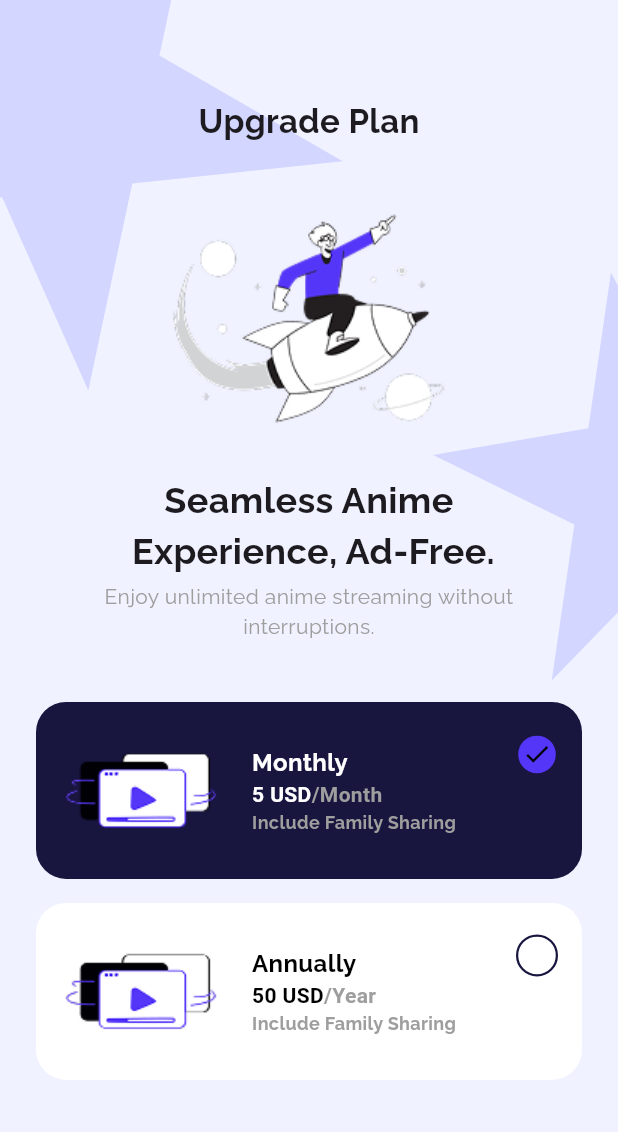
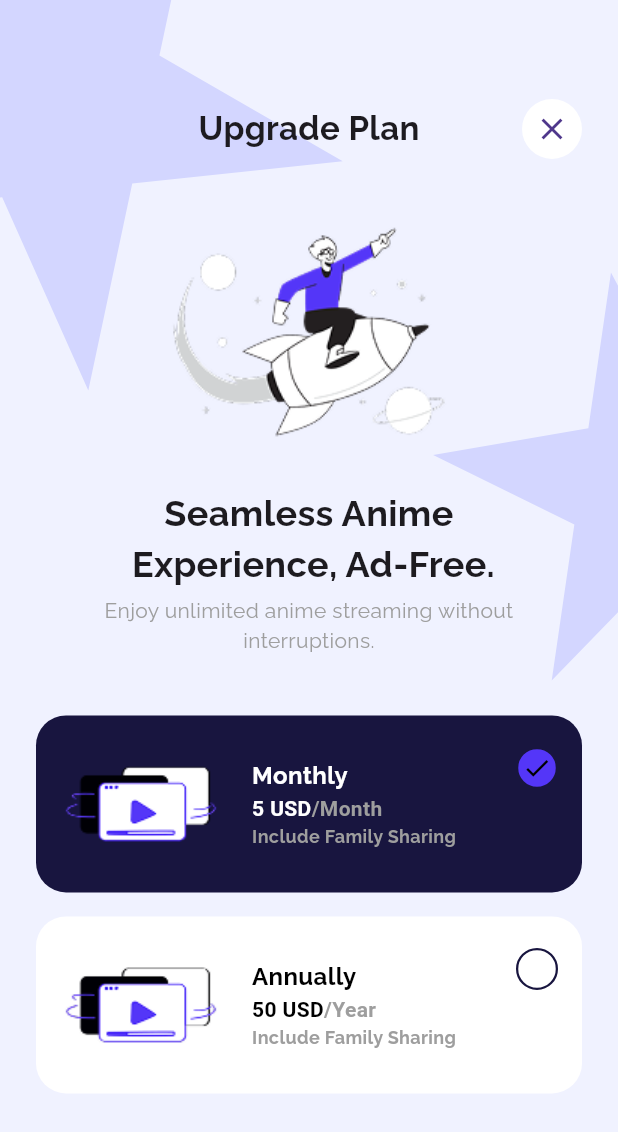
Before and after one commit to AhmedOmran22/clean_arch_week2_ahmed_omran, a Flutter app: the UpgradePlanView screen opened by its route, on a phone screen of 412 x 824 dp. Shown: the top 1132 px of the screen. Run offline on Flutter 3.47's test engine with Material 3 defaults, Android fonts, the phone set to English and light mode, and no system bars; our stand-ins replace dio, flutter_svg, sizer, stylish_bottom_bar.

Commit message:
add close button in update plan view

```diff
--- a/lib/features/upgrade_plan/presentation/views/upgrade_plan_view.dart
+++ b/lib/features/upgrade_plan/presentation/views/upgrade_plan_view.dart
@@ -3,8 +3,7 @@ import 'package:flutter_svg/svg.dart';
 import 'package:sizer/sizer.dart';
 import '../../../../core/utils/app_assets.dart';
 import '../../../../core/utils/app_styles.dart';
-import '../../data/models/upgrade_plan_model.dart';
-import '../widgets/upgrade_plan_item_widget.dart';
+import '../widgets/upgrade_plan_list_view_builder.dart';
 
 class UpgradePlanView extends StatelessWidget {
   const UpgradePlanView({super.key});
@@ -37,7 +36,23 @@ class UpgradePlanView extends StatelessWidget {
                 crossAxisAlignment: CrossAxisAlignment.center,
                 children: [
                   SizedBox(height: 8.h),
-                  Text("Upgrade Plan", style: AppStyles.style22Bold),
+                  Row(
+                    mainAxisAlignment: MainAxisAlignment.spaceBetween,
+                    children: [
+                      const SizedBox(width: 40),
+                      Text("Upgrade Plan", style: AppStyles.style22Bold),
+                      CircleAvatar(
+                        radius: 20,
+                        backgroundColor: Colors.white,
+                        child: InkWell(
+                          onTap: () {
+                            Navigator.pop(context);
+                          },
+                          child: const Icon(Icons.close),
+                        ),
+                      ),
+                    ],
+                  ),
                   const SizedBox(height: 12),
                   Image.asset(AppAssets.imagesUpgradePlan),
                   Text(
@@ -64,36 +79,3 @@ class UpgradePlanView extends StatelessWidget {
     );
   }
 }
-
-class UpgradePlanItemListViewBuilder extends StatefulWidget {
-  const UpgradePlanItemListViewBuilder({super.key});
-
-  @override
-  State<UpgradePlanItemListViewBuilder> createState() =>
-      _UpgradePlanItemListViewBuilderState();
-}
-
-class _UpgradePlanItemListViewBuilderState
-    extends State<UpgradePlanItemListViewBuilder> {
-  int selectedIndex = 0;
-  @override
-  Widget build(BuildContext context) {
-    return ListView.builder(
-      itemCount: UpgradePlanModel.upgradePlanDummyList.length,
-      shrinkWrap: true,
-      itemBuilder: (context, index) {
-        return InkWell(
-          onTap: () {
-            setState(() {
-              selectedIndex = index;
-            });
-          },
-          child: UpgradePlanItemWidget(
-            isSelected: index == selectedIndex,
-            upgradePlanModel: UpgradePlanModel.upgradePlanDummyList[index],
-          ),
-        );
-      },
-    );
-  }
-}
--- /dev/null
+++ b/lib/features/upgrade_plan/presentation/widgets/upgrade_plan_list_view_builder.dart
@@ -0,0 +1,38 @@
+
+import 'package:flutter/material.dart';
+
+import '../../data/models/upgrade_plan_model.dart';
+import 'upgrade_plan_item_widget.dart';
+
+class UpgradePlanItemListViewBuilder extends StatefulWidget {
+  const UpgradePlanItemListViewBuilder({super.key});
+
+  @override
+  State<UpgradePlanItemListViewBuilder> createState() =>
+      _UpgradePlanItemListViewBuilderState();
+}
+
+class _UpgradePlanItemListViewBuilderState
+    extends State<UpgradePlanItemListViewBuilder> {
+  int selectedIndex = 0;
+  @override
+  Widget build(BuildContext context) {
+    return ListView.builder(
+      itemCount: UpgradePlanModel.upgradePlanDummyList.length,
+      shrinkWrap: true,
+      itemBuilder: (context, index) {
+        return InkWell(
+          onTap: () {
+            setState(() {
+              selectedIndex = index;
+            });
+          },
+          child: UpgradePlanItemWidget(
+            isSelected: index == selectedIndex,
+            upgradePlanModel: UpgradePlanModel.upgradePlanDummyList[index],
+          ),
+        );
+      },
+    );
+  }
+}
```
Also changed, not shown: lib/features/anime/presentation/widgets/anime_icons_with_text_row_widget.dart (line endings or trailing spaces).
